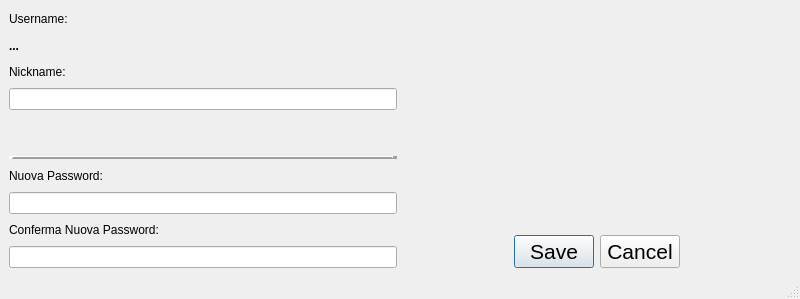
The window that Login/profilepage.ui (cosimo265598/Edilive) describes before a commit, drawn with Qt 5.
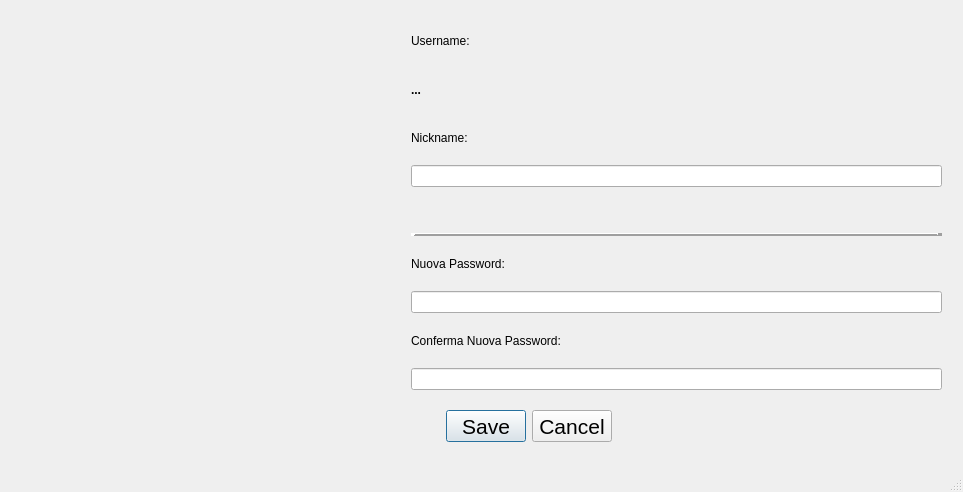
The same window after the commit. Custom widgets are drawn as their Qt base class.

Commit message: some other changes qith stream and jsonDoc. Fixed crash trying to login more than one time, added = ProfileImage =  class

The edit to the form file:
```diff
--- a/Login/profilepage.ui
+++ b/Login/profilepage.ui
@@ -6,16 +6,88 @@
    <rect>
     <x>0</x>
     <y>0</y>
-    <width>800</width>
-    <height>299</height>
+    <width>963</width>
+    <height>492</height>
    </rect>
   </property>
   <property name="windowTitle">
    <string>MainWindow</string>
   </property>
   <widget class="QWidget" name="centralwidget">
-   <layout class="QGridLayout" name="gridLayout">
-    <item row="0" column="0" rowspan="2">
+   <widget class="QLabel" name="label_imagine_profilo">
+    <property name="geometry">
+     <rect>
+      <x>782</x>
+      <y>9</y>
+      <width>16</width>
+      <height>17</height>
+     </rect>
+    </property>
+    <property name="text">
+     <string/>
+    </property>
+    <property name="scaledContents">
+     <bool>true</bool>
+    </property>
+   </widget>
+   <widget class="QDialogButtonBox" name="buttonBox_ok_cancel">
+    <property name="geometry">
+     <rect>
+      <x>440</x>
+      <y>410</y>
+      <width>178</width>
+      <height>32</height>
+     </rect>
+    </property>
+    <property name="sizePolicy">
+     <sizepolicy hsizetype="Expanding" vsizetype="Fixed">
+      <horstretch>0</horstretch>
+      <verstretch>0</verstretch>
+     </sizepolicy>
+    </property>
+    <property name="font">
+     <font>
+      <pointsize>16</pointsize>
+      <weight>50</weight>
+      <bold>false</bold>
+      <underline>false</underline>
+      <strikeout>false</strikeout>
+     </font>
+    </property>
+    <property name="autoFillBackground">
+     <bool>false</bool>
+    </property>
+    <property name="inputMethodHints">
+     <set>Qt::ImhNone</set>
+    </property>
+    <property name="orientation">
+     <enum>Qt::Horizontal</enum>
+    </property>
+    <property name="standardButtons">
+     <set>QDialogButtonBox::Cancel|QDialogButtonBox::Save</set>
+    </property>
+    <property name="centerButtons">
+     <bool>true</bool>
+    </property>
+   </widget>
+   <widget class="QWidget" name="widget" native="true">
+    <property name="geometry">
+     <rect>
+      <x>10</x>
+      <y>10</y>
+      <width>941</width>
+      <height>381</height>
+     </rect>
+    </property>
+    <widget class="QWidget" name="">
+     <property name="geometry">
+      <rect>
+       <x>401</x>
+       <y>9</y>
+       <width>531</width>
+       <height>371</height>
+      </rect>
+     </property>
      <layout class="QVBoxLayout" name="verticalLayout">
       <item>
        <widget class="QLabel" name="label_username">
@@ -123,52 +195,34 @@
        <widget class="QLineEdit" name="lineEdit_confirm_password"/>
       </item>
      </layout>
-    </item>
-    <item row="0" column="1">
-     <widget class="QLabel" name="label_imagine_profilo">
+    </widget>
+    <widget class="QWidget" name="widget_2" native="true">
+     <property name="geometry">
+      <rect>
+       <x>10</x>
+       <y>9</y>
+       <width>351</width>
+       <height>371</height>
+      </rect>
+     </property>
+     <widget class="ProfileImage" name="profileImage">
+      <property name="geometry">
+       <rect>
+        <x>70</x>
+        <y>0</y>
+        <width>191</width>
+        <height>181</height>
+       </rect>
+      </property>
       <property name="text">
        <string/>
       </property>
       <property name="scaledContents">
-       <bool>true</bool>
-      </property>
-     </widget>
-    </item>
-    <item row="1" column="1">
-     <widget class="QDialogButtonBox" name="buttonBox_ok_cancel">
-      <property name="sizePolicy">
-       <sizepolicy hsizetype="Expanding" vsizetype="Fixed">
-        <horstretch>0</horstretch>
-        <verstretch>0</verstretch>
-       </sizepolicy>
-      </property>
-      <property name="font">
-       <font>
-        <pointsize>16</pointsize>
-        <weight>50</weight>
-        <bold>false</bold>
-        <underline>false</underline>
-        <strikeout>false</strikeout>
-       </font>
-      </property>
-      <property name="autoFillBackground">
        <bool>false</bool>
       </property>
-      <property name="inputMethodHints">
-       <set>Qt::ImhNone</set>
-      </property>
-      <property name="orientation">
-       <enum>Qt::Horizontal</enum>
-      </property>
-      <property name="standardButtons">
-       <set>QDialogButtonBox::Cancel|QDialogButtonBox::Save</set>
-      </property>
-      <property name="centerButtons">
-       <bool>true</bool>
-      </property>
      </widget>
-    </item>
-   </layout>
+    </widget>
+   </widget>
   </widget>
   <widget class="QMenuBar" name="menubar">
    <property name="geometry">
@@ -182,6 +236,13 @@
   </widget>
   <widget class="QStatusBar" name="statusbar"/>
  </widget>
+ <customwidgets>
+  <customwidget>
+   <class>ProfileImage</class>
+   <extends>QLabel</extends>
+   <header>profileimage.h</header>
+  </customwidget>
+ </customwidgets>
  <resources/>
  <connections/>
 </ui>
```
Left out of the diff: 2 changed lines with no effect on the pictures. The commit also changes 9 other files.
